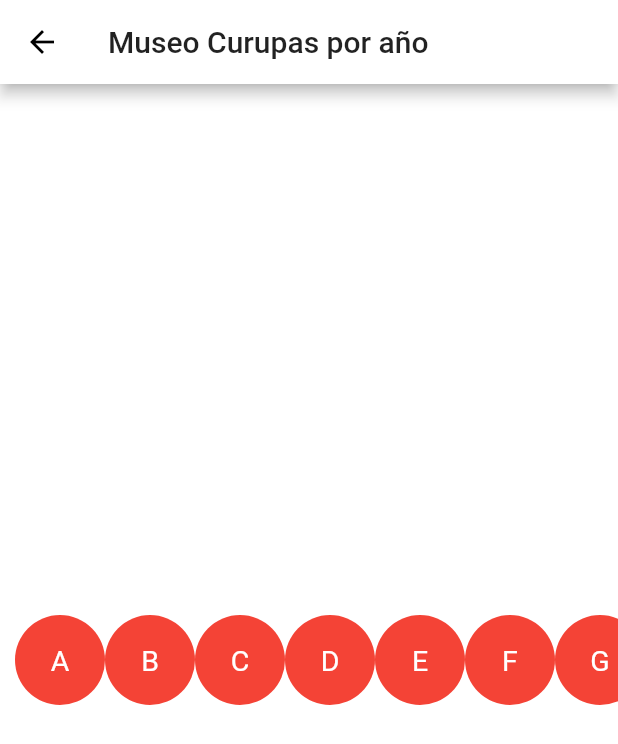
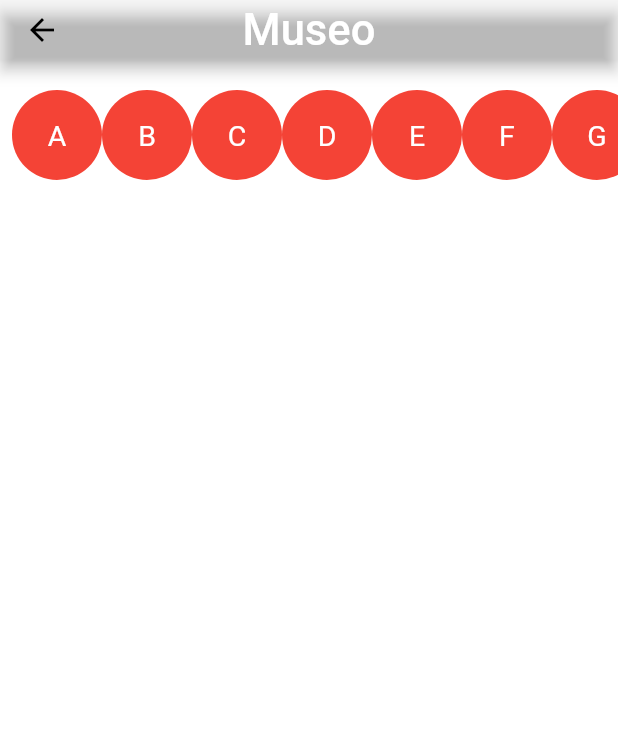
Before and after one commit to curupayti/curupas, a Flutter app: the MuseumWidget screen opened directly, on a phone screen of 412 x 824 dp. Shown: the top 744 px of the screen. Run offline on Flutter 3.47's test engine with Material 2 defaults, Android fonts, the phone set to English and light mode, and no system bars; our stand-ins replace cloud_firestore, cloud_functions, diacritic, fancy_bottom_navigation, file_picker, firebase_analytics and 11 more; missing offline and left inert: flutter_facebook_login, flutter_page_indicator, keyboard_visibility, notifier, youtube_api; accounts and stored records are empty; statements that could not run were skipped.

Commit message:
Museum, luce como quiero con un ListView horizontal.

```diff
--- a/curupas/lib/business/auth.dart
+++ b/curupas/lib/business/auth.dart
@@ -321,7 +321,6 @@ class Auth {
           .collection('images');
       QuerySnapshot collectionSnapshot = await collectionRef.getDocuments();
       templist = collectionSnapshot.documents; // <--- ERROR
-
       try {
         List<String> imageList = new List();
         templist.map((DocumentSnapshot docSnapshot) {
--- a/curupas/lib/models/post.dart
+++ b/curupas/lib/models/post.dart
@@ -4,19 +4,19 @@ class Post {
   final String title;
   final String description;
   final List<String> images;
-  final String thumbnailUrl;
+  final String thumbnailSmallUrl;
 
   Post.fromMap(Map<dynamic, dynamic> data)
       : title = data["title"],
         description = data["description"],
-        thumbnailUrl = data["thumbnailUrl"],
+        thumbnailSmallUrl = data["thumbnailSmallUrl"],
         images = List.from(data['images']);
 
   Post({
     this.title,
     this.description,
     this.images,
-    this.thumbnailUrl,
+    this.thumbnailSmallUrl,
   });
 
   Map<String, Object> toJson() {
@@ -24,7 +24,7 @@ class Post {
       'title': title,
       'description': description,
       'imageUrl': images.toString(),
-      'thumbnailUrl': thumbnailUrl,
+      'thumbnailSmallUrl': thumbnailSmallUrl,
     };
   }
 
@@ -33,7 +33,7 @@ class Post {
       title: doc['title'],
       description: doc['description'],
       images: images,
-      thumbnailUrl: doc['thumbnailUrl'],
+      thumbnailSmallUrl: doc['thumbnailSmallUrl'],
     );
     return feed;
   }
--- a/curupas/lib/ui/screens/post/post_card.dart
+++ b/curupas/lib/ui/screens/post/post_card.dart
@@ -62,7 +62,7 @@ class PostCard extends StatelessWidget {
                 arguments: feed,
               );
             },*/
-            child: Image.network(post.thumbnailUrl),
+            child: Image.network(post.thumbnailSmallUrl),
           ),
         ],
       ),
--- a/curupas/lib/ui/screens/widgets/museum.dart
+++ b/curupas/lib/ui/screens/widgets/museum.dart
@@ -18,12 +18,23 @@ class MuseumWidget extends StatelessWidget {
   Widget build(BuildContext context) {
     return Scaffold(
       backgroundColor: Color.fromRGBO(255, 0, 0, 0),
-      appBar: AppBar(
-        title: Text('Museo Curupas por año'),
+      appBar:
+      PreferredSize(
+          preferredSize: Size.fromHeight(40.0), // here the desired height
+          child:AppBar(
+            centerTitle: true,
+            backgroundColor: Color.fromRGBO(255, 0, 0, 0),
+            title: Text('Museo',
+              style: TextStyle(color: Colors.white,
+                fontSize: 29.0),),
           ),
-      body: Center(
+      ),
+      body: Container(
+        height:100,
+        width: MediaQuery.of(context).size.width,
+        child: Center(
           child: ListView(
-          padding: EdgeInsets.all(10.0),
+            padding: EdgeInsets.all(8.0),
             scrollDirection: Axis.horizontal,
             children: _alphabets
                 .map((data) => CircleAvatar(
@@ -38,6 +49,7 @@ class MuseumWidget extends StatelessWidget {
                 .toList(),
           ),
         ),
+      ),
     );
   }
 }
```
Lines whose indentation alone changed are shown as unchanged.
